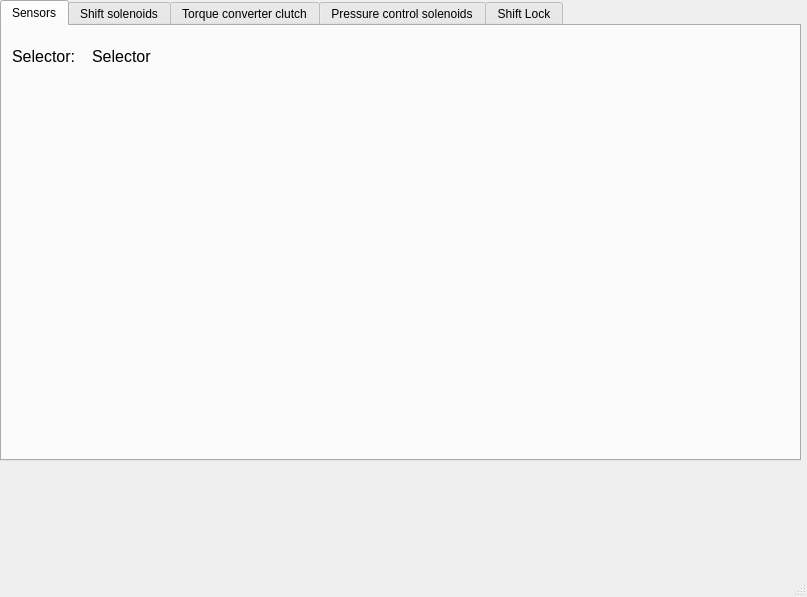
Qt form tcu.ui (Amin-Golden/TCU_GUI) before a commit.
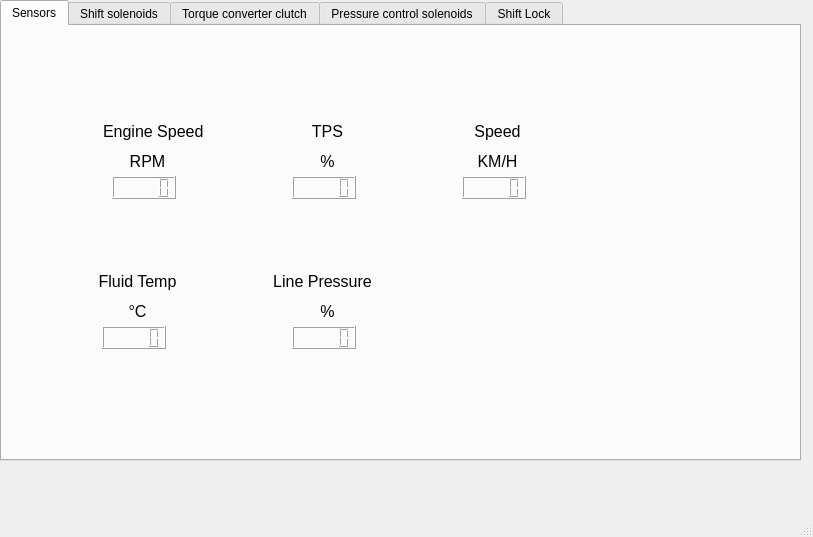
The same form after that commit. The open tabs and pages were chosen to show the change.

```diff
--- a/tcu.ui
+++ b/tcu.ui
@@ -6,8 +6,8 @@
    <rect>
     <x>0</x>
     <y>0</y>
-    <width>807</width>
-    <height>597</height>
+    <width>813</width>
+    <height>537</height>
    </rect>
   </property>
   <property name="windowTitle">
@@ -36,13 +36,200 @@
      <attribute name="title">
       <string>Sensors</string>
      </attribute>
-     <widget class="QLabel" name="label">
+     <widget class="QLabel" name="eng_spd">
+      <property name="geometry">
+       <rect>
+        <x>100</x>
+        <y>90</y>
+        <width>101</width>
+        <height>31</height>
+       </rect>
+      </property>
+      <property name="font">
+       <font>
+        <pointsize>12</pointsize>
+       </font>
+      </property>
+      <property name="text">
+       <string>Engine Speed</string>
+      </property>
+      <property name="indent">
+       <number>1</number>
+      </property>
+     </widget>
+     <widget class="QLCDNumber" name="eng_spd__">
+      <property name="geometry">
+       <rect>
+        <x>110</x>
+        <y>150</y>
+        <width>64</width>
+        <height>23</height>
+       </rect>
+      </property>
+     </widget>
+     <widget class="QLabel" name="eng_spd_">
+      <property name="geometry">
+       <rect>
+        <x>110</x>
+        <y>120</y>
+        <width>71</width>
+        <height>31</height>
+       </rect>
+      </property>
+      <property name="font">
+       <font>
+        <pointsize>12</pointsize>
+       </font>
+      </property>
+      <property name="text">
+       <string>RPM</string>
+      </property>
+      <property name="alignment">
+       <set>Qt::AlignCenter</set>
+      </property>
+     </widget>
+     <widget class="QLabel" name="tps">
+      <property name="geometry">
+       <rect>
+        <x>290</x>
+        <y>90</y>
+        <width>71</width>
+        <height>31</height>
+       </rect>
+      </property>
+      <property name="font">
+       <font>
+        <pointsize>12</pointsize>
+       </font>
+      </property>
+      <property name="text">
+       <string>TPS</string>
+      </property>
+      <property name="alignment">
+       <set>Qt::AlignCenter</set>
+      </property>
+     </widget>
+     <widget class="QLabel" name="tps_">
+      <property name="geometry">
+       <rect>
+        <x>290</x>
+        <y>120</y>
+        <width>71</width>
+        <height>31</height>
+       </rect>
+      </property>
+      <property name="font">
+       <font>
+        <pointsize>12</pointsize>
+       </font>
+      </property>
+      <property name="text">
+       <string>%</string>
+      </property>
+      <property name="alignment">
+       <set>Qt::AlignCenter</set>
+      </property>
+     </widget>
+     <widget class="QLCDNumber" name="tps__">
+      <property name="geometry">
+       <rect>
+        <x>290</x>
+        <y>150</y>
+        <width>64</width>
+        <height>23</height>
+       </rect>
+      </property>
+     </widget>
+     <widget class="QLabel" name="speed_">
+      <property name="geometry">
+       <rect>
+        <x>460</x>
+        <y>120</y>
+        <width>71</width>
+        <height>31</height>
+       </rect>
+      </property>
+      <property name="font">
+       <font>
+        <pointsize>12</pointsize>
+       </font>
+      </property>
+      <property name="text">
+       <string>KM/H</string>
+      </property>
+      <property name="alignment">
+       <set>Qt::AlignCenter</set>
+      </property>
+     </widget>
+     <widget class="QLCDNumber" name="speed__">
+      <property name="geometry">
+       <rect>
+        <x>460</x>
+        <y>150</y>
+        <width>64</width>
+        <height>23</height>
+       </rect>
+      </property>
+     </widget>
+     <widget class="QLabel" name="speed">
+      <property name="geometry">
+       <rect>
+        <x>460</x>
+        <y>90</y>
+        <width>71</width>
+        <height>31</height>
+       </rect>
+      </property>
+      <property name="font">
+       <font>
+        <pointsize>12</pointsize>
+       </font>
+      </property>
+      <property name="text">
+       <string>Speed</string>
+      </property>
+      <property name="alignment">
+       <set>Qt::AlignCenter</set>
+      </property>
+     </widget>
+     <widget class="QLCDNumber" name="tft__">
+      <property name="geometry">
+       <rect>
+        <x>100</x>
+        <y>300</y>
+        <width>64</width>
+        <height>23</height>
+       </rect>
+      </property>
+     </widget>
+     <widget class="QLabel" name="tft_">
+      <property name="geometry">
+       <rect>
+        <x>100</x>
+        <y>270</y>
+        <width>71</width>
+        <height>31</height>
+       </rect>
+      </property>
+      <property name="font">
+       <font>
+        <pointsize>12</pointsize>
+       </font>
+      </property>
+      <property name="text">
+       <string>°C</string>
+      </property>
+      <property name="alignment">
+       <set>Qt::AlignCenter</set>
+      </property>
+     </widget>
+     <widget class="QLabel" name="tft">
       <property name="geometry">
        <rect>
         <x>90</x>
-        <y>20</y>
-        <width>61</width>
-        <height>21</height>
+        <y>240</y>
+        <width>91</width>
+        <height>31</height>
        </rect>
       </property>
       <property name="font">
@@ -51,16 +238,50 @@
        </font>
       </property>
       <property name="text">
-       <string>Selector</string>
+       <string>Fluid Temp</string>
       </property>
+      <property name="alignment">
+       <set>Qt::AlignCenter</set>
+      </property>
      </widget>
-     <widget class="QLabel" name="label_2">
+     <widget class="QLCDNumber" name="lp__">
       <property name="geometry">
        <rect>
-        <x>10</x>
-        <y>20</y>
+        <x>290</x>
+        <y>300</y>
+        <width>64</width>
+        <height>23</height>
+       </rect>
+      </property>
+     </widget>
+     <widget class="QLabel" name="lp">
+      <property name="geometry">
+       <rect>
+        <x>270</x>
+        <y>240</y>
+        <width>101</width>
+        <height>31</height>
+       </rect>
+      </property>
+      <property name="font">
+       <font>
+        <pointsize>12</pointsize>
+       </font>
+      </property>
+      <property name="text">
+       <string>Line Pressure</string>
+      </property>
+      <property name="alignment">
+       <set>Qt::AlignCenter</set>
+      </property>
+     </widget>
+     <widget class="QLabel" name="lp_">
+      <property name="geometry">
+       <rect>
+        <x>290</x>
+        <y>270</y>
         <width>71</width>
-        <height>21</height>
+        <height>31</height>
        </rect>
       </property>
       <property name="font">
@@ -69,7 +290,10 @@
        </font>
       </property>
       <property name="text">
-       <string>Selector:</string>
+       <string>%</string>
+      </property>
+      <property name="alignment">
+       <set>Qt::AlignCenter</set>
       </property>
      </widget>
     </widget>
```
Left out of the diff: 162 changed lines with no effect on the pictures.
